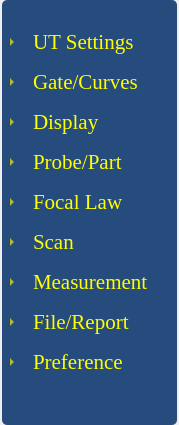
15903016222/Voice, file ui/menu/main_menu.ui: the form before one commit.
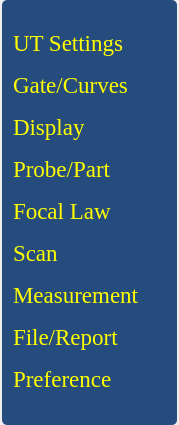
The form after the commit. Icons and pictures are not drawn.

Commit message: Modified: 更新MainMenu

The edit to the form file:
```diff
--- a/ui/menu/main_menu.ui
+++ b/ui/menu/main_menu.ui
@@ -125,6 +125,12 @@
         <property name="autoScroll">
          <bool>false</bool>
         </property>
+        <property name="rootIsDecorated">
+         <bool>false</bool>
+        </property>
+        <property name="expandsOnDoubleClick">
+         <bool>false</bool>
+        </property>
         <attribute name="headerVisible">
          <bool>false</bool>
         </attribute>
@@ -137,6 +143,20 @@
          <property name="text">
           <string>UT Settings</string>
          </property>
+         <property name="font">
+          <font>
+           <pointsize>17</pointsize>
+          </font>
+         </property>
+         <property name="foreground">
+          <brush brushstyle="NoBrush">
+           <color alpha="255">
+            <red>255</red>
+            <green>255</green>
+            <blue>255</blue>
+           </color>
+          </brush>
+         </property>
          <item>
           <property name="text">
            <string>General</string>
@@ -162,6 +182,20 @@
          <property name="text">
           <string>Gate/Curves</string>
          </property>
+         <property name="font">
+          <font>
+           <pointsize>17</pointsize>
+          </font>
+         </property>
+         <property name="foreground">
+          <brush brushstyle="NoBrush">
+           <color alpha="255">
+            <red>255</red>
+            <green>255</green>
+            <blue>255</blue>
+           </color>
+          </brush>
+         </property>
          <item>
           <property name="text">
            <string>Gate</string>
@@ -192,6 +226,20 @@
          <property name="text">
           <string>Display</string>
          </property>
+         <property name="font">
+          <font>
+           <pointsize>17</pointsize>
+          </font>
+         </property>
+         <property name="foreground">
+          <brush brushstyle="NoBrush">
+           <color alpha="255">
+            <red>255</red>
+            <green>255</green>
+            <blue>255</blue>
+           </color>
+          </brush>
+         </property>
          <item>
           <property name="text">
            <string>Selection</string>
@@ -212,6 +260,20 @@
          <property name="text">
           <string>Probe/Part</string>
          </property>
+         <property name="font">
+          <font>
+           <pointsize>17</pointsize>
+          </font>
+         </property>
+         <property name="foreground">
+          <brush brushstyle="NoBrush">
+           <color alpha="255">
+            <red>255</red>
+            <green>255</green>
+            <blue>255</blue>
+           </color>
+          </brush>
+         </property>
          <item>
           <property name="text">
            <string>Select</string>
@@ -242,6 +304,20 @@
          <property name="text">
           <string>Focal Law</string>
          </property>
+         <property name="font">
+          <font>
+           <pointsize>17</pointsize>
+          </font>
+         </property>
+         <property name="foreground">
+          <brush brushstyle="NoBrush">
+           <color alpha="255">
+            <red>255</red>
+            <green>255</green>
+            <blue>255</blue>
+           </color>
+          </brush>
+         </property>
          <item>
           <property name="text">
            <string>Law Config</string>
@@ -267,6 +343,20 @@
          <property name="text">
           <string>Scan</string>
          </property>
+         <property name="font">
+          <font>
+           <pointsize>17</pointsize>
+          </font>
+         </property>
+         <property name="foreground">
+          <brush brushstyle="NoBrush">
+           <color alpha="255">
+            <red>255</red>
+            <green>255</green>
+            <blue>255</blue>
+           </color>
+          </brush>
+         </property>
          <item>
           <property name="text">
            <string>Inspection</string>
@@ -292,6 +382,20 @@
          <property name="text">
           <string>Measurement</string>
          </property>
+         <property name="font">
+          <font>
+           <pointsize>17</pointsize>
+          </font>
+         </property>
+         <property name="foreground">
+          <brush brushstyle="NoBrush">
+           <color alpha="255">
+            <red>255</red>
+            <green>255</green>
+            <blue>255</blue>
+           </color>
+          </brush>
+         </property>
          <item>
           <property name="text">
            <string>Cursors</string>
@@ -312,6 +416,20 @@
          <property name="text">
           <string>File/Report</string>
          </property>
+         <property name="font">
+          <font>
+           <pointsize>17</pointsize>
+          </font>
+         </property>
+         <property name="foreground">
+          <brush brushstyle="NoBrush">
+           <color alpha="255">
+            <red>255</red>
+            <green>255</green>
+            <blue>255</blue>
+           </color>
+          </brush>
+         </property>
          <item>
           <property name="text">
            <string>File</string>
@@ -342,6 +460,20 @@
          <property name="text">
           <string>Preference</string>
          </property>
+         <property name="font">
+          <font>
+           <pointsize>17</pointsize>
+          </font>
+         </property>
+         <property name="foreground">
+          <brush brushstyle="NoBrush">
+           <color alpha="255">
+            <red>255</red>
+            <green>255</green>
+            <blue>255</blue>
+           </color>
+          </brush>
+         </property>
          <item>
           <property name="text">
            <string>Preference</string>
```
Left out of the diff: 8 changed lines with no effect on the pictures. The commit also changes 3 other files.
